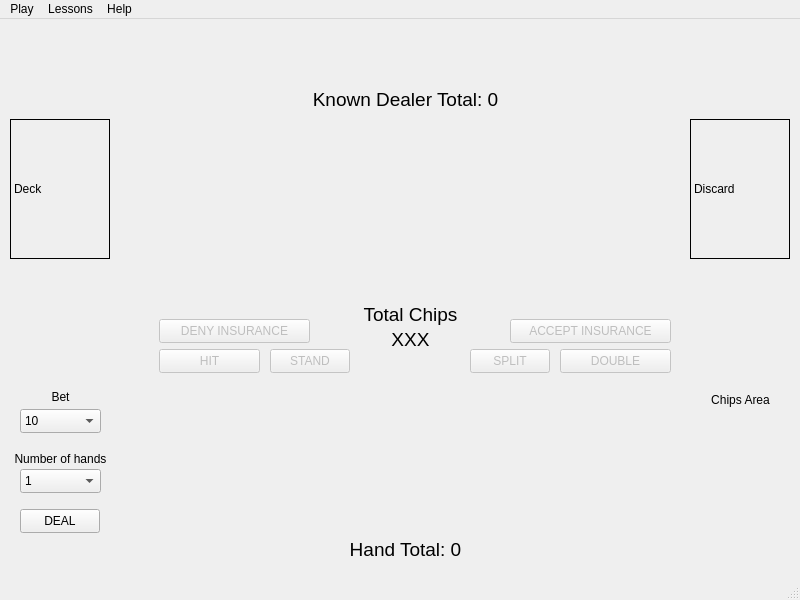
Old version of the form CountingBlackjack/mainwindow.ui in the repository LandenHughes/QTCasinoGame.
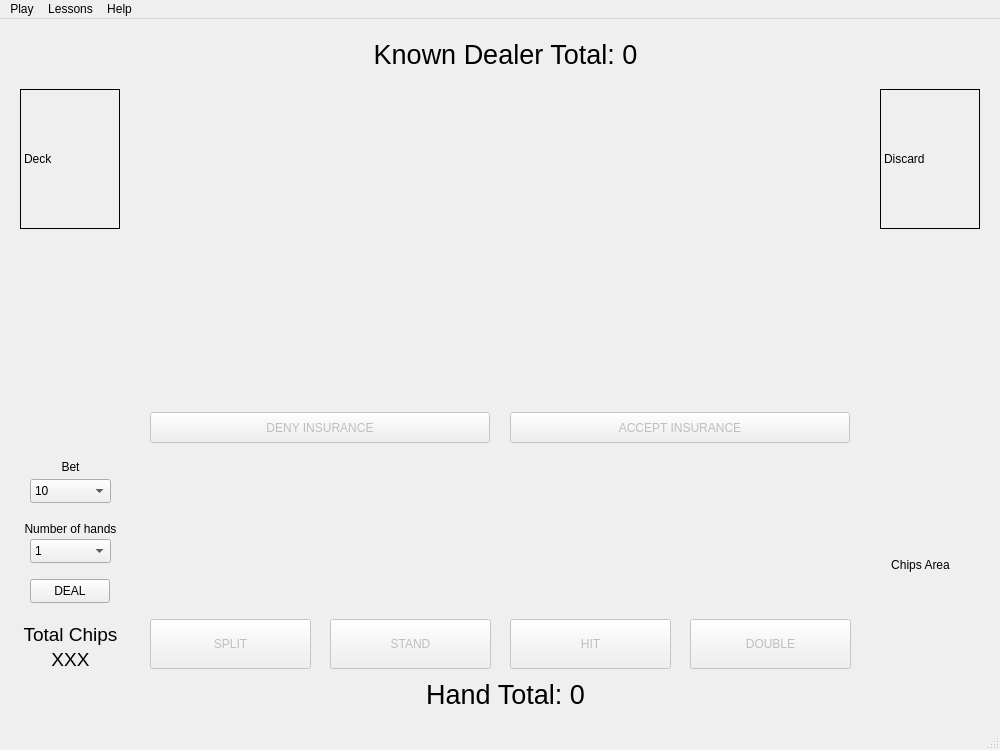
New version of the form.

Commit message: Started adding custom art to UI

The edit to the form file:
```diff
--- a/CountingBlackjack/mainwindow.ui
+++ b/CountingBlackjack/mainwindow.ui
@@ -6,8 +6,8 @@
    <rect>
     <x>0</x>
     <y>0</y>
-    <width>800</width>
-    <height>600</height>
+    <width>1000</width>
+    <height>750</height>
    </rect>
   </property>
   <property name="windowTitle">
@@ -17,8 +17,8 @@
    <widget class="QLabel" name="drawDeck">
     <property name="geometry">
      <rect>
-      <x>10</x>
-      <y>100</y>
+      <x>20</x>
+      <y>70</y>
       <width>100</width>
       <height>140</height>
      </rect>
@@ -33,8 +33,8 @@
    <widget class="QLabel" name="discardDeck">
     <property name="geometry">
      <rect>
-      <x>690</x>
-      <y>100</y>
+      <x>880</x>
+      <y>70</y>
       <width>100</width>
       <height>140</height>
      </rect>
@@ -49,8 +49,8 @@
    <widget class="QLabel" name="label_5">
     <property name="geometry">
      <rect>
-      <x>350</x>
-      <y>280</y>
+      <x>10</x>
+      <y>600</y>
       <width>121</width>
       <height>31</height>
      </rect>
@@ -70,10 +70,10 @@
    <widget class="QLabel" name="labelCurrentBet">
     <property name="geometry">
      <rect>
-      <x>690</x>
-      <y>250</y>
+      <x>870</x>
+      <y>440</y>
       <width>101</width>
-      <height>261</height>
+      <height>211</height>
      </rect>
     </property>
     <property name="text">
@@ -86,8 +86,8 @@
    <widget class="QLabel" name="label_8">
     <property name="geometry">
      <rect>
-      <x>20</x>
-      <y>370</y>
+      <x>30</x>
+      <y>440</y>
       <width>81</width>
       <height>16</height>
      </rect>
@@ -105,10 +105,10 @@
     </property>
     <property name="geometry">
      <rect>
-      <x>470</x>
-      <y>330</y>
-      <width>80</width>
-      <height>24</height>
+      <x>150</x>
+      <y>600</y>
+      <width>161</width>
+      <height>50</height>
      </rect>
     </property>
     <property name="text">
@@ -121,10 +121,10 @@
     </property>
     <property name="geometry">
      <rect>
-      <x>159</x>
-      <y>330</y>
-      <width>101</width>
-      <height>24</height>
+      <x>510</x>
+      <y>600</y>
+      <width>161</width>
+      <height>50</height>
      </rect>
     </property>
     <property name="text">
@@ -137,10 +137,10 @@
     </property>
     <property name="geometry">
      <rect>
-      <x>270</x>
-      <y>330</y>
-      <width>80</width>
-      <height>24</height>
+      <x>330</x>
+      <y>600</y>
+      <width>161</width>
+      <height>50</height>
      </rect>
     </property>
     <property name="text">
@@ -153,10 +153,10 @@
     </property>
     <property name="geometry">
      <rect>
-      <x>560</x>
-      <y>330</y>
-      <width>111</width>
-      <height>24</height>
+      <x>690</x>
+      <y>600</y>
+      <width>161</width>
+      <height>50</height>
      </rect>
     </property>
     <property name="text">
@@ -170,9 +170,9 @@
     <property name="geometry">
      <rect>
       <x>510</x>
-      <y>300</y>
-      <width>161</width>
-      <height>24</height>
+      <y>393</y>
+      <width>340</width>
+      <height>31</height>
      </rect>
     </property>
     <property name="text">
@@ -182,8 +182,8 @@
    <widget class="QPushButton" name="dealPushButton">
     <property name="geometry">
      <rect>
-      <x>20</x>
-      <y>490</y>
+      <x>30</x>
+      <y>560</y>
       <width>80</width>
       <height>24</height>
      </rect>
@@ -198,10 +198,10 @@
     </property>
     <property name="geometry">
      <rect>
-      <x>159</x>
-      <y>300</y>
-      <width>151</width>
-      <height>24</height>
+      <x>150</x>
+      <y>393</y>
+      <width>340</width>
+      <height>31</height>
      </rect>
     </property>
     <property name="text">
@@ -211,8 +211,8 @@
    <widget class="QComboBox" name="betComboBox">
     <property name="geometry">
      <rect>
-      <x>20</x>
-      <y>390</y>
+      <x>30</x>
+      <y>460</y>
       <width>81</width>
       <height>24</height>
      </rect>
@@ -251,9 +251,9 @@
    <widget class="QWidget" name="horizontalLayoutWidget">
     <property name="geometry">
      <rect>
-      <x>120</x>
-      <y>100</y>
-      <width>561</width>
+      <x>150</x>
+      <y>70</y>
+      <width>701</width>
       <height>141</height>
      </rect>
     </property>
@@ -262,9 +262,9 @@
    <widget class="QWidget" name="horizontalLayoutWidget_2">
     <property name="geometry">
      <rect>
-      <x>120</x>
-      <y>370</y>
-      <width>561</width>
+      <x>150</x>
+      <y>440</y>
+      <width>701</width>
       <height>141</height>
      </rect>
     </property>
@@ -273,8 +273,8 @@
    <widget class="QLabel" name="label_9">
     <property name="geometry">
      <rect>
-      <x>10</x>
-      <y>430</y>
+      <x>20</x>
+      <y>500</y>
       <width>101</width>
       <height>20</height>
      </rect>
@@ -289,8 +289,8 @@
    <widget class="QComboBox" name="handNumberComboBox">
     <property name="geometry">
      <rect>
-      <x>20</x>
-      <y>450</y>
+      <x>30</x>
+      <y>520</y>
       <width>81</width>
       <height>24</height>
      </rect>
@@ -327,8 +327,8 @@
    <widget class="QLabel" name="labelTotalChips">
     <property name="geometry">
      <rect>
-      <x>360</x>
-      <y>310</y>
+      <x>20</x>
+      <y>630</y>
       <width>101</width>
       <height>21</height>
      </rect>
@@ -348,15 +348,15 @@
    <widget class="QLabel" name="dealerTotalLabel">
     <property name="geometry">
      <rect>
-      <x>230</x>
-      <y>70</y>
+      <x>330</x>
+      <y>20</y>
       <width>351</width>
-      <height>21</height>
+      <height>31</height>
      </rect>
     </property>
     <property name="font">
      <font>
-      <pointsize>14</pointsize>
+      <pointsize>20</pointsize>
      </font>
     </property>
     <property name="text">
@@ -369,15 +369,15 @@
    <widget class="QLabel" name="playerTotalLabel">
     <property name="geometry">
      <rect>
-      <x>290</x>
-      <y>520</y>
+      <x>390</x>
+      <y>660</y>
       <width>231</width>
-      <height>21</height>
+      <height>31</height>
      </rect>
     </property>
     <property name="font">
      <font>
-      <pointsize>14</pointsize>
+      <pointsize>20</pointsize>
      </font>
     </property>
     <property name="text">
@@ -387,6 +387,40 @@
      <set>Qt::AlignCenter</set>
     </property>
    </widget>
+   <widget class="QLabel" name="backgroundImage">
+    <property name="geometry">
+     <rect>
+      <x>0</x>
+      <y>0</y>
+      <width>1000</width>
+      <height>700</height>
+     </rect>
+    </property>
+    <property name="text">
+     <string/>
+    </property>
+   </widget>
+   <zorder>backgroundImage</zorder>
+   <zorder>drawDeck</zorder>
+   <zorder>discardDeck</zorder>
+   <zorder>label_5</zorder>
+   <zorder>labelCurrentBet</zorder>
+   <zorder>label_8</zorder>
+   <zorder>splitPushButton</zorder>
+   <zorder>hitPushButton</zorder>
+   <zorder>standPushButton</zorder>
+   <zorder>doubleDownPushButton</zorder>
+   <zorder>acceptInsurancePushButton</zorder>
+   <zorder>dealPushButton</zorder>
+   <zorder>denyInsurancePushButton</zorder>
+   <zorder>betComboBox</zorder>
+   <zorder>horizontalLayoutWidget</zorder>
+   <zorder>horizontalLayoutWidget_2</zorder>
+   <zorder>label_9</zorder>
+   <zorder>handNumberComboBox</zorder>
+   <zorder>labelTotalChips</zorder>
+   <zorder>dealerTotalLabel</zorder>
+   <zorder>playerTotalLabel</zorder>
   </widget>
   <widget class="QStatusBar" name="statusbar"/>
   <widget class="QMenuBar" name="menubar">
@@ -394,8 +428,8 @@
     <rect>
      <x>0</x>
      <y>0</y>
-     <width>800</width>
-     <height>19</height>
+     <width>1000</width>
+     <height>21</height>
     </rect>
    </property>
    <widget class="QMenu" name="menuPlay">
```
The commit also changes 4 other files.
